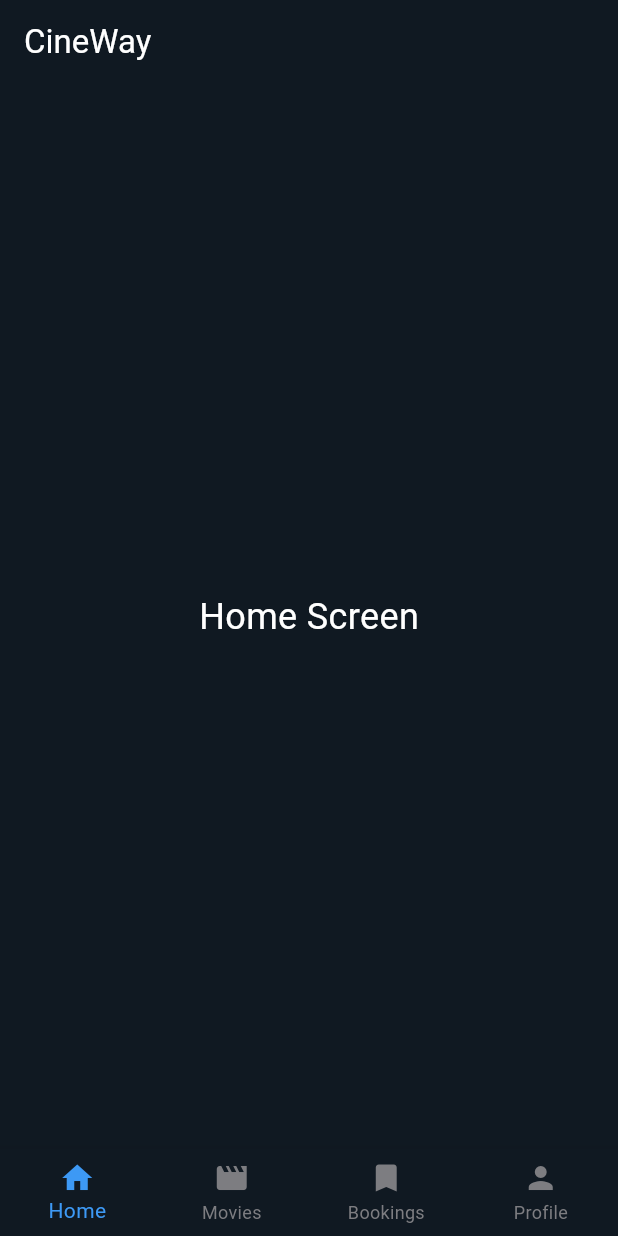
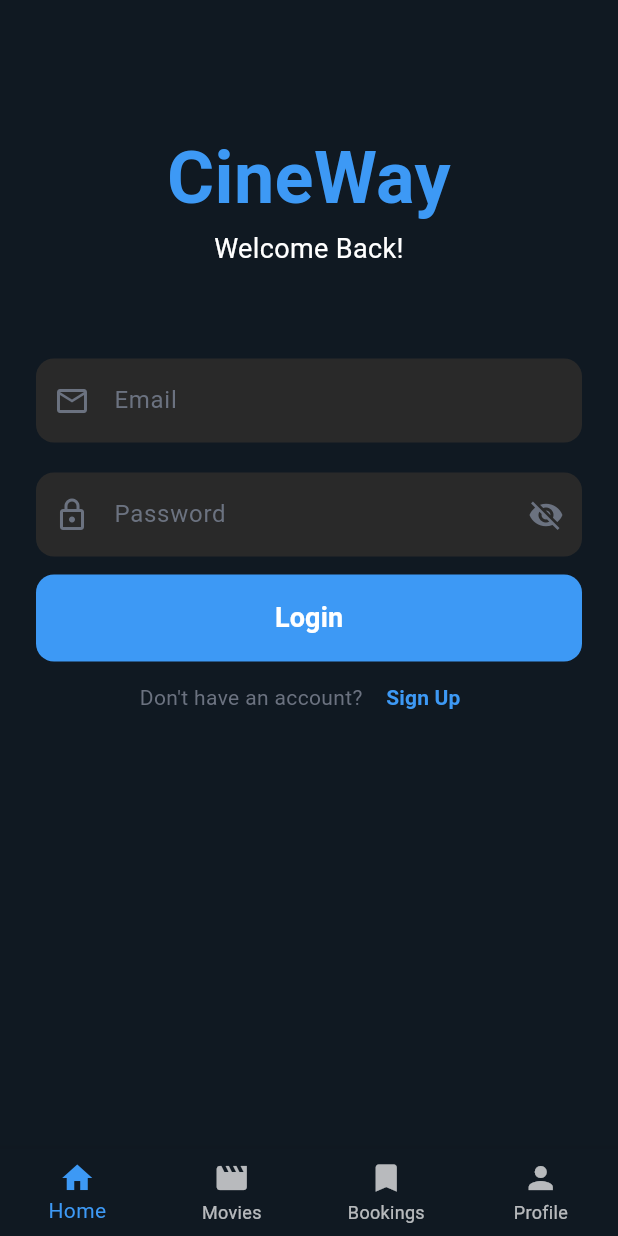
Before and after one commit to eyamhamdi03/CineWay, a Flutter app: the screen it shows after launch, on a phone screen of 412 x 824 dp. Run offline on Flutter 3.47's test engine with Material 3 defaults, Android fonts, the light colour scheme and no system bars.

Commit message:
login page added

```diff
--- a/lib/main.dart
+++ b/lib/main.dart
@@ -1,6 +1,6 @@
+import 'package:cineway/screens/login_screen.dart';
 import 'package:flutter/material.dart';
 import 'core/colors.dart';
-import 'screens/home_screen.dart';
 import 'screens/movies_screen.dart';
 import 'screens/bookings_screen.dart';
 import 'screens/profile_screen.dart';
@@ -25,10 +25,16 @@
           foregroundColor: Colors.white,
           elevation: 0,
         ),
-        colorScheme: ColorScheme.fromSeed(
-          seedColor: AppColors.dodgerBlue,
+        colorScheme: ColorScheme.dark(
+          primary: AppColors.dodgerBlue,
+          secondary: AppColors.mineShaft,
+          surface: AppColors.nileBlue,
+          error: Colors.red,
+          onPrimary: Colors.white,
+          onSecondary: Colors.white,
+          onSurface: AppColors.textSecondary,
+          onError: Colors.white,
           brightness: Brightness.dark,
-          background: AppColors.mirage,
         ),
       ),
       home: const MainNavigator(),
@@ -47,7 +53,7 @@
   int _selectedIndex = 0;
 
   final List<Widget> _screens = [
-    const HomeScreen(),
+    const LoginScreen(),
     const MoviesScreen(),
     const BookingsScreen(),
     const ProfileScreen(),
@@ -61,13 +67,14 @@
 
   @override
   Widget build(BuildContext context) {
+    final colorScheme = Theme.of(context).colorScheme;
+
     return Scaffold(
       body: _screens[_selectedIndex],
       bottomNavigationBar: BottomNavigationBar(
         type: BottomNavigationBarType.fixed,
-        backgroundColor: AppColors.mirage,
-        selectedItemColor: AppColors.dodgerBlue,
-        unselectedItemColor: AppColors.jumbo,
+        backgroundColor: Theme.of(context).scaffoldBackgroundColor,
+        selectedItemColor: colorScheme.primary,
         currentIndex: _selectedIndex,
         onTap: _onItemTapped,
         items: const [
--- a/lib/screens/home_screen.dart
+++ b/lib/screens/home_screen.dart
@@ -1,4 +1,5 @@
 import 'package:flutter/material.dart';
+import '../widgets/common/search_bar.dart';
 
 class HomeScreen extends StatelessWidget {
   const HomeScreen({super.key});
@@ -7,10 +8,18 @@ class HomeScreen extends StatelessWidget {
   Widget build(BuildContext context) {
     return Scaffold(
       appBar: AppBar(title: const Text('CineWay')),
-      body: const Center(
-        child: Text(
-          'Home Screen',
-          style: TextStyle(fontSize: 24, color: Colors.white),
+      body: Padding(
+        padding: const EdgeInsets.all(16.0),
+        child: Column(
+          crossAxisAlignment: CrossAxisAlignment.start,
+          children: [
+            const CustomSearchBar(placeholder: 'Search movies, theaters...'),
+            const SizedBox(height: 24),
+            const Text(
+              'Home Screen',
+              style: TextStyle(fontSize: 24, color: Colors.white),
+            ),
+          ],
         ),
       ),
     );
--- /dev/null
+++ b/lib/screens/login_screen.dart
@@ -0,0 +1,243 @@
+import 'package:flutter/material.dart';
+
+class LoginScreen extends StatefulWidget {
+  const LoginScreen({super.key});
+
+  @override
+  State<LoginScreen> createState() => _LoginScreenState();
+}
+
+class _LoginScreenState extends State<LoginScreen> {
+  final _formKey = GlobalKey<FormState>();
+  final _emailController = TextEditingController();
+  final _passwordController = TextEditingController();
+  bool _isPasswordVisible = false;
+  bool _isLoading = false;
+
+  @override
+  void dispose() {
+    _emailController.dispose();
+    _passwordController.dispose();
+    super.dispose();
+  }
+
+  void _handleLogin() {
+    if (_formKey.currentState!.validate()) {
+      setState(() {
+        _isLoading = true;
+      });
+
+      // TODO: Implement login logic
+      Future.delayed(const Duration(seconds: 2), () {
+        setState(() {
+          _isLoading = false;
+        });
+        // Navigate to home screen
+      });
+    }
+  }
+
+  @override
+  Widget build(BuildContext context) {
+    final colorScheme = Theme.of(context).colorScheme;
+
+    return Scaffold(
+      body: SafeArea(
+        child: SingleChildScrollView(
+          padding: const EdgeInsets.all(24.0),
+          child: Form(
+            key: _formKey,
+            child: Column(
+              crossAxisAlignment: CrossAxisAlignment.stretch,
+              children: [
+                const SizedBox(height: 60),
+                // TODO : add logo here
+                Text(
+                  'CineWay',
+                  style: TextStyle(
+                    fontSize: 48,
+                    fontWeight: FontWeight.bold,
+                    color: colorScheme.primary,
+                  ),
+                  textAlign: TextAlign.center,
+                ),
+                Text(
+                  'Welcome Back!',
+                  style: TextStyle(fontSize: 18, color: colorScheme.onPrimary),
+                  textAlign: TextAlign.center,
+                ),
+                const SizedBox(height: 60),
+
+                // Email Field
+                TextFormField(
+                  controller: _emailController,
+                  keyboardType: TextInputType.emailAddress,
+                  style: TextStyle(color: colorScheme.onSurface),
+                  decoration: InputDecoration(
+                    labelText: 'Email',
+                    labelStyle: TextStyle(color: colorScheme.onSurface),
+                    prefixIcon: Icon(
+                      Icons.email_outlined,
+                      color: colorScheme.onSurface,
+                    ),
+                    filled: true,
+                    fillColor: colorScheme.secondary,
+                    border: OutlineInputBorder(
+                      borderRadius: BorderRadius.circular(12),
+                      borderSide: BorderSide.none,
+                    ),
+                    enabledBorder: OutlineInputBorder(
+                      borderRadius: BorderRadius.circular(12),
+                      borderSide: BorderSide.none,
+                    ),
+                    focusedBorder: OutlineInputBorder(
+                      borderRadius: BorderRadius.circular(12),
+                      borderSide: BorderSide(
+                        color: colorScheme.primary,
+                        width: 2,
+                      ),
+                    ),
+                    errorBorder: OutlineInputBorder(
+                      borderRadius: BorderRadius.circular(12),
+                      borderSide: BorderSide(
+                        color: colorScheme.error,
+                        width: 2,
+                      ),
+                    ),
+                  ),
+                  validator: (value) {
+                    if (value == null || value.isEmpty) {
+                      return 'Please enter your email';
+                    }
+                    if (!RegExp(
+                      r'^[\w-\.]+@([\w-]+\.)+[\w-]{2,4}$',
+                    ).hasMatch(value)) {
+                      return 'Please enter a valid email';
+                    }
+                    return null;
+                  },
+                ),
+                const SizedBox(height: 20),
+
+                // Password Field
+                TextFormField(
+                  controller: _passwordController,
+                  obscureText: !_isPasswordVisible,
+                  style: TextStyle(color: colorScheme.onSurface),
+                  decoration: InputDecoration(
+                    labelText: 'Password',
+                    labelStyle: TextStyle(color: colorScheme.onSurface),
+                    prefixIcon: Icon(
+                      Icons.lock_outlined,
+                      color: colorScheme.onSurface,
+                    ),
+                    suffixIcon: IconButton(
+                      icon: Icon(
+                        _isPasswordVisible
+                            ? Icons.visibility
+                            : Icons.visibility_off,
+                        color: colorScheme.onSurface,
+                      ),
+                      onPressed: () {
+                        setState(() {
+                          _isPasswordVisible = !_isPasswordVisible;
+                        });
+                      },
+                    ),
+                    filled: true,
+                    fillColor: colorScheme.secondary,
+                    border: OutlineInputBorder(
+                      borderRadius: BorderRadius.circular(12),
+                      borderSide: BorderSide.none,
+                    ),
+                    enabledBorder: OutlineInputBorder(
+                      borderRadius: BorderRadius.circular(12),
+                      borderSide: BorderSide.none,
+                    ),
+                    focusedBorder: OutlineInputBorder(
+                      borderRadius: BorderRadius.circular(12),
+                      borderSide: BorderSide(
+                        color: colorScheme.primary,
+                        width: 2,
+                      ),
+                    ),
+                    errorBorder: OutlineInputBorder(
+                      borderRadius: BorderRadius.circular(12),
+                      borderSide: BorderSide(
+                        color: colorScheme.error,
+                        width: 2,
+                      ),
+                    ),
+                  ),
+                  validator: (value) {
+                    if (value == null || value.isEmpty) {
+                      return 'Please enter your password';
+                    }
+                    if (value.length < 6) {
+                      return 'Password must be at least 6 characters';
+                    }
+                    return null;
+                  },
+                ),
+                const SizedBox(height: 12),
+
+                // Login Button
+                ElevatedButton(
+                  onPressed: _isLoading ? null : _handleLogin,
+                  style: ElevatedButton.styleFrom(
+                    backgroundColor: colorScheme.primary,
+                    foregroundColor: colorScheme.onPrimary,
+                    padding: const EdgeInsets.symmetric(vertical: 16),
+                    shape: RoundedRectangleBorder(
+                      borderRadius: BorderRadius.circular(12),
+                    ),
+                    elevation: 0,
+                  ),
+                  child: _isLoading
+                      ? SizedBox(
+                          height: 20,
+                          width: 20,
+                          child: CircularProgressIndicator(
+                            color: colorScheme.onPrimary,
+                            strokeWidth: 2,
+                          ),
+                        )
+                      : const Text(
+                          'Login',
+                          style: TextStyle(
+                            fontSize: 18,
+                            fontWeight: FontWeight.bold,
+                          ),
+                        ),
+                ),
+
+                // Sign Up Link
+                Row(
+                  mainAxisAlignment: MainAxisAlignment.center,
+                  children: [
+                    Text(
+                      "Don't have an account? ",
+                      style: TextStyle(color: colorScheme.onSurface),
+                    ),
+                    TextButton(
+                      onPressed: () {
+                        // TODO: Navigate to sign up screen
+                      },
+                      child: Text(
+                        'Sign Up',
+                        style: TextStyle(
+                          color: colorScheme.primary,
+                          fontWeight: FontWeight.bold,
+                        ),
+                      ),
+                    ),
+                  ],
+                ),
+              ],
+            ),
+          ),
+        ),
+      ),
+    );
+  }
+}
--- a/lib/widgets/common/search_bar.dart
+++ b/lib/widgets/common/search_bar.dart
@@ -1,5 +1,4 @@
 import 'package:flutter/material.dart';
-import '../../core/colors.dart';
 
 class CustomSearchBar extends StatelessWidget {
   final String placeholder;
@@ -17,20 +16,28 @@ class CustomSearchBar extends StatelessWidget {
 
   @override
   Widget build(BuildContext context) {
+    final colorScheme = Theme.of(context).colorScheme;
+
     return Container(
       decoration: BoxDecoration(
-        color: AppColors.mineShaft,
+        color: colorScheme.surface,
         borderRadius: BorderRadius.circular(16),
       ),
       child: TextField(
         controller: controller,
         onChanged: onChanged,
         onTap: onTap,
-        style: const TextStyle(color: Colors.white, fontSize: 16),
+        style: TextStyle(color: colorScheme.onSurface, fontSize: 16),
         decoration: InputDecoration(
           hintText: placeholder,
-          hintStyle: TextStyle(color: AppColors.jumbo, fontSize: 16),
-          prefixIcon: const Icon(Icons.search, color: AppColors.jumbo),
+          hintStyle: TextStyle(
+            color: colorScheme.onSurface.withOpacity(0.5),
+            fontSize: 16,
+          ),
+          prefixIcon: Icon(
+            Icons.search,
+            color: colorScheme.onSurface.withOpacity(0.5),
+          ),
           border: InputBorder.none,
           contentPadding: const EdgeInsets.symmetric(
             horizontal: 16,
```
